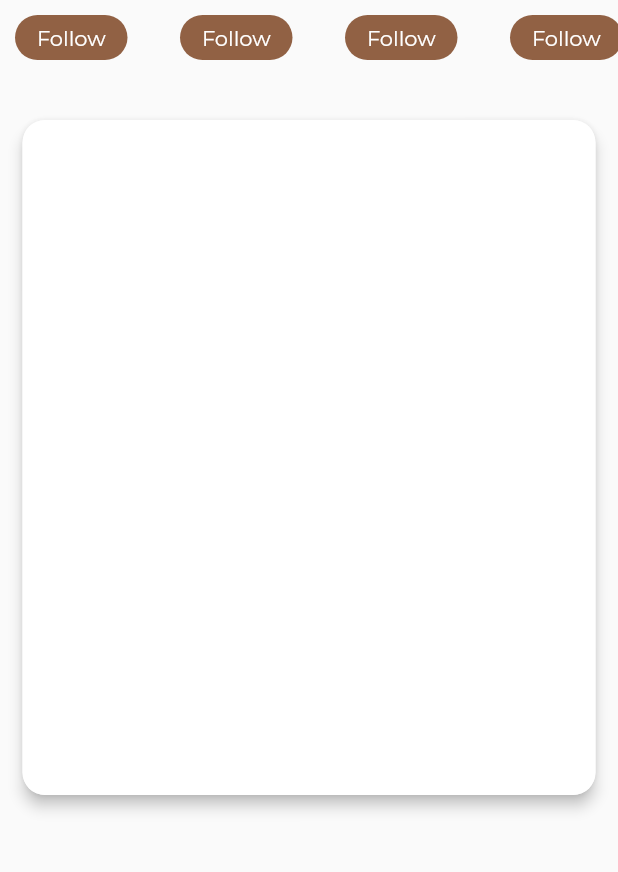
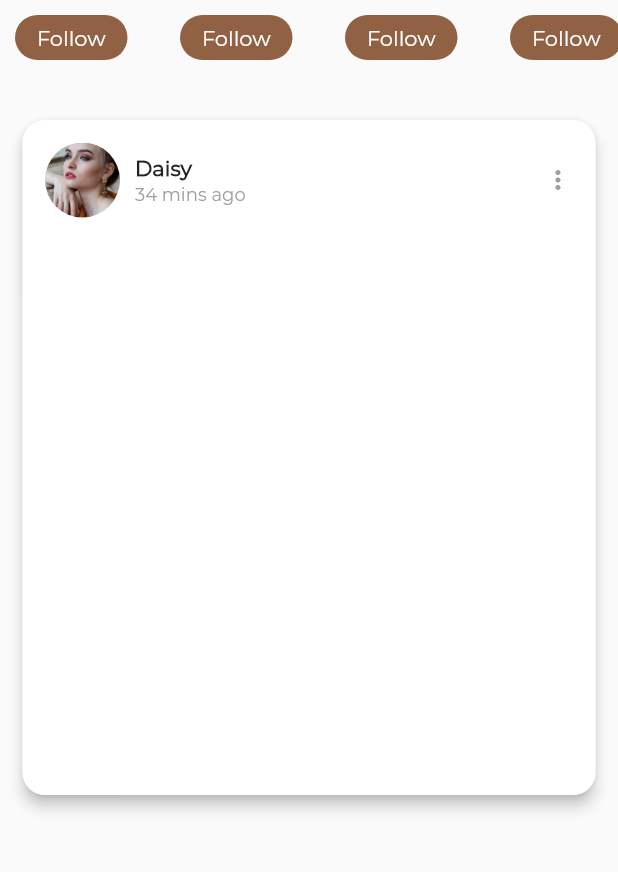
Before and after one commit to JAICHANGPARK/flutter_fashion_design, a Flutter app: the screen it shows after launch, on a phone screen of 412 x 824 dp, the part 234-1106 px from its top. Run offline on Flutter 3.47's test engine with Material 2 defaults, Android fonts, the phone set to English and light mode, and no system bars; project files that could hold a hidden picture were left out.

Commit message:
Update main.dart

```diff
--- a/flutter_fashion_design/lib/main.dart
+++ b/flutter_fashion_design/lib/main.dart
@@ -62,11 +62,9 @@ class _MyHomeState extends State<MyHome> {
                 listItem('assets/model3.jpeg', 'assets/chloelogo.png'),
                 SizedBox(width: 35.0),
                 listItem('assets/model1.jpeg', 'assets/chanellogo.jpg'),
-
               ],
             ),
           ),
-
           Padding(
             padding: EdgeInsets.all(15.0),
             child: Material(
@@ -77,8 +75,60 @@ class _MyHomeState extends State<MyHome> {
                 width: double.infinity,
                 padding: EdgeInsets.all(15.0),
                 decoration: BoxDecoration(
-                  borderRadius: BorderRadius.circular(15.0),
-                  color: Colors.white
+                    borderRadius: BorderRadius.circular(15.0),
+                    color: Colors.white),
+                child: Column(
+                  children: <Widget>[
+                    Row(
+                      children: <Widget>[
+                        Container(
+                          height: 50.0,
+                          width: 50.0,
+                          decoration: BoxDecoration(
+                              borderRadius: BorderRadius.circular(25.0),
+                              image: DecorationImage(
+                                  image: AssetImage('assets/model1.jpeg'),
+                                  fit: BoxFit.cover)),
+                        ),
+                        SizedBox(
+                          width: 10.0,
+                        ),
+                        Container(
+                          width: (MediaQuery.of(context).size.width) - 120.0, // 30 + 30+50 + 10
+                          child: Row(
+                            mainAxisAlignment: MainAxisAlignment.spaceBetween,
+                            children: <Widget>[
+                              Column(
+                                crossAxisAlignment: CrossAxisAlignment.start,
+                                children: <Widget>[
+                                  Text(
+                                    'Daisy',
+                                    style: TextStyle(
+                                        fontFamily: 'Montserrat',
+                                        fontSize: 14.0,
+                                        fontWeight: FontWeight.bold),
+                                  ),
+                                  SizedBox(height: 2.0),
+                                  Text(
+                                    '34 mins ago',
+                                    style: TextStyle(
+                                        fontFamily: 'Montserrat',
+                                        fontSize: 12.0,
+                                        color: Colors.grey),
+                                  ),
+                                ],
+                              ),
+                              Icon(
+                                Icons.more_vert,
+                                color: Colors.grey,
+                                size: 20.0,
+                              )
+                            ],
+                          ),
+                        )
+                      ],
+                    )
+                  ],
                 ),
               ),
             ),
@@ -93,7 +143,6 @@ class _MyHomeState extends State<MyHome> {
       children: <Widget>[
         Stack(
           children: <Widget>[
-
             //사람 사진 담을 것
             Container(
               height: 75.0,
@@ -119,17 +168,24 @@ class _MyHomeState extends State<MyHome> {
             )
           ],
         ),
-
-        SizedBox(height: 10.0,),
-
+        SizedBox(
+          height: 10.0,
+        ),
         Container(
           height: 30.0,
           width: 75.0,
           decoration: BoxDecoration(
-            borderRadius: BorderRadius.circular(15.0), color: Color(0xFF916144),
+            borderRadius: BorderRadius.circular(15.0),
+            color: Color(0xFF916144),
           ),
           child: Center(
-            child: Text('Follow', style: TextStyle(fontFamily: 'Montserrat', fontSize: 14.0, color: Colors.white),),
+            child: Text(
+              'Follow',
+              style: TextStyle(
+                  fontFamily: 'Montserrat',
+                  fontSize: 14.0,
+                  color: Colors.white),
+            ),
           ),
         )
       ],
```
